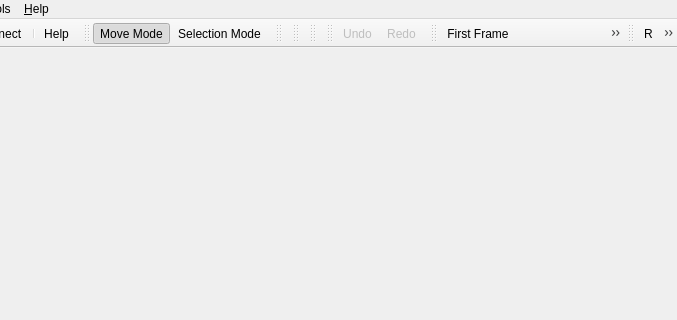
The window that Applications/Client/MainWindow.ui (wildmichael/ParaView3-enhancements-old) describes before a commit, drawn with Qt 5; both pictures show x 243 to 920 and y 0 to 320 of the 920 by 690 pixel window.
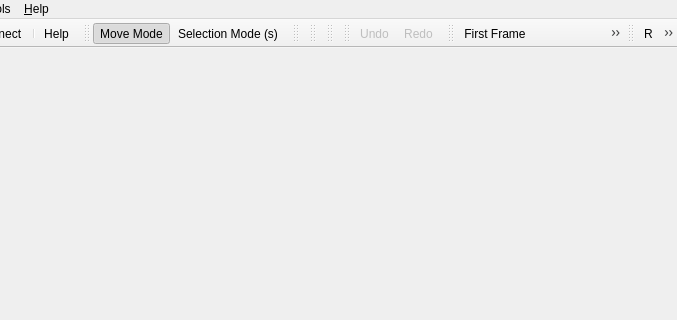
The same window after the commit. Icons and pictures are not drawn.

Commit message: ENH: added selection shortcut. As per group decision, after every selection the interaction mode switches back to normal interaction.

```diff
--- a/Applications/Client/MainWindow.ui
+++ b/Applications/Client/MainWindow.ui
@@ -503,7 +503,10 @@
     <iconset resource="../../Qt/Components/Resources/pqResources.qrc" >:/pqWidgets/Icons/pqSelectPointer22.png</iconset>
    </property>
    <property name="text" >
-    <string>Selection Mode</string>
+    <string>Selection Mode (s)</string>
+   </property>
+   <property name="shortcut" >
+    <string>s</string>
    </property>
   </action>
   <action name="actionEditUndo" >
```
Left out of the diff: 58 changed lines with no effect on the pictures. The commit also changes 4 other files.
